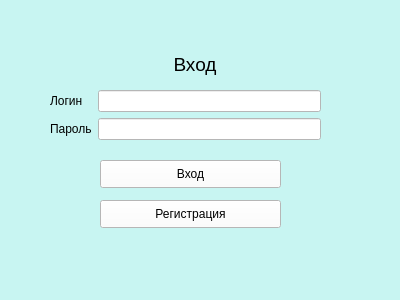
Above: venv/loginn.ui from LimonValya/pythonProject1 before the change. Below: the same form after it.
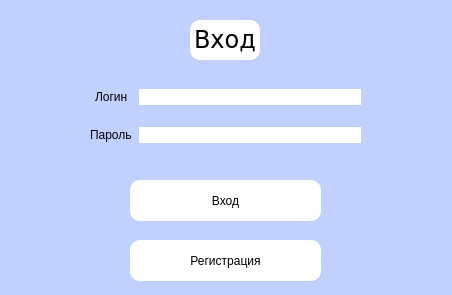
That is the form after the change. Icons and pictures are not drawn.

The edit to the form file:
```diff
--- a/venv/loginn.ui
+++ b/venv/loginn.ui
@@ -6,10 +6,16 @@
    <rect>
     <x>0</x>
     <y>0</y>
-    <width>400</width>
-    <height>300</height>
+    <width>452</width>
+    <height>295</height>
    </rect>
   </property>
+  <property name="maximumSize">
+   <size>
+    <width>460</width>
+    <height>320</height>
+   </size>
+  </property>
   <property name="windowTitle">
    <string>Form</string>
   </property>
@@ -18,20 +24,23 @@
     <normaloff>../../../Desktop/free-icon-heartbeat-2791163.png</normaloff>../../../Desktop/free-icon-heartbeat-2791163.png</iconset>
   </property>
   <property name="styleSheet">
-   <string notr="true">background-color: rgb(200, 245, 242);</string>
+   <string notr="true">background-color:rgb(192, 209, 255);</string>
   </property>
   <widget class="QPushButton" name="pushButton_2">
    <property name="geometry">
     <rect>
-     <x>100</x>
-     <y>200</y>
-     <width>181</width>
-     <height>28</height>
+     <x>130</x>
+     <y>240</y>
+     <width>191</width>
+     <height>41</height>
     </rect>
    </property>
    <property name="styleSheet">
     <string notr="true">background-color: rgb(255, 255, 255);
-font: 12pt &quot;MS Shell Dlg 2&quot;;</string>
+font: 14pt &quot;MS Shell Dlg 2&quot;;
+border-width: 50px; 
+border-radius: 10px; 
+</string>
    </property>
    <property name="text">
     <string>Регистрация</string>
@@ -40,18 +49,33 @@
   <widget class="QWidget" name="formLayoutWidget">
    <property name="geometry">
     <rect>
-     <x>50</x>
-     <y>90</y>
+     <x>90</x>
+     <y>60</y>
      <width>271</width>
-     <height>61</height>
+     <height>111</height>
     </rect>
    </property>
    <layout class="QFormLayout" name="formLayout">
+    <property name="sizeConstraint">
+     <enum>QLayout::SetDefaultConstraint</enum>
+    </property>
+    <property name="labelAlignment">
+     <set>Qt::AlignHCenter|Qt::AlignTop</set>
+    </property>
+    <property name="formAlignment">
+     <set>Qt::AlignCenter</set>
+    </property>
+    <property name="horizontalSpacing">
+     <number>7</number>
+    </property>
+    <property name="verticalSpacing">
+     <number>22</number>
+    </property>
     <item row="0" column="0">
      <widget class="QLabel" name="label_4">
       <property name="styleSheet">
-       <string notr="true">background-color: rgb(200, 245, 242);
-font: 10pt &quot;MS Shell Dlg 2&quot;</string>
+       <string notr="true">background-color:rgb(192, 209, 255);
+font: 14pt &quot;Verdana&quot;;</string>
       </property>
       <property name="text">
        <string>Логин</string>
@@ -61,8 +85,8 @@
     <item row="1" column="0">
      <widget class="QLabel" name="label_5">
       <property name="styleSheet">
-       <string notr="true">background-color: rgb(200, 245, 242);
-font: 10pt &quot;MS Shell Dlg 2&quot;</string>
+       <string notr="true">background-color:rgb(192, 209, 255);
+font: 14pt &quot;Verdana&quot;;</string>
       </property>
       <property name="text">
        <string>Пароль</string>
@@ -78,14 +102,22 @@
        </sizepolicy>
       </property>
       <property name="styleSheet">
-       <string notr="true">background-color:rgb(255, 255, 255)</string>
+       <string notr="true">background: rgb(0,0,0);
+background-color: rgb(255,255,255);
+border-width: 40px; 
+border-radius: 9px; 
+font: 14pt &quot;Verdana&quot;;
+</string>
       </property>
      </widget>
     </item>
     <item row="1" column="1">
      <widget class="QLineEdit" name="lineEdit_2">
       <property name="styleSheet">
-       <string notr="true">background-color:rgb(255, 255, 255)</string>
+       <string notr="true">background-color:rgb(255, 255, 255);
+border-width: 40px; 
+border-radius: 9px; 
+font: 14pt &quot;Verdana&quot;;</string>
       </property>
      </widget>
     </item>
@@ -94,15 +126,17 @@
   <widget class="QPushButton" name="pushButton">
    <property name="geometry">
     <rect>
-     <x>100</x>
-     <y>160</y>
-     <width>181</width>
-     <height>28</height>
+     <x>130</x>
+     <y>180</y>
+     <width>191</width>
+     <height>41</height>
     </rect>
    </property>
    <property name="styleSheet">
     <string notr="true">background-color: rgb(255, 255, 255);
-font: 12pt &quot;MS Shell Dlg 2&quot;;</string>
+font: 14pt &quot;MS Shell Dlg 2&quot;;
+border-width: 50px; 
+border-radius: 10px; </string>
    </property>
    <property name="text">
     <string>Вход</string>
@@ -114,10 +148,10 @@
    </property>
    <property name="geometry">
     <rect>
-     <x>160</x>
-     <y>50</y>
+     <x>190</x>
+     <y>20</y>
      <width>70</width>
-     <height>30</height>
+     <height>40</height>
     </rect>
    </property>
    <property name="sizePolicy">
@@ -135,7 +169,7 @@
    <property name="maximumSize">
     <size>
      <width>70</width>
-     <height>30</height>
+     <height>40</height>
     </size>
    </property>
    <property name="baseSize">
@@ -146,8 +180,8 @@
    </property>
    <property name="font">
     <font>
-     <family>MS Shell Dlg 2</family>
-     <pointsize>14</pointsize>
+     <family>Verdana</family>
+     <pointsize>18</pointsize>
      <weight>50</weight>
      <italic>false</italic>
      <bold>false</bold>
@@ -155,13 +189,21 @@
     </font>
    </property>
    <property name="styleSheet">
-    <string notr="true">background-color: rgb(200, 245, 242);
-font: 8pt &quot;MS Shell Dlg 2&quot;;
-font: 14pt &quot;MS Shell Dlg 2&quot;</string>
+    <string notr="true">background-color: rgb(255,255,255);
+font: 18pt &quot;Verdana&quot;;
+
+border-width: 50px; 
+border-radius: 10px; </string>
    </property>
    <property name="text">
     <string>&lt;html&gt;&lt;head/&gt;&lt;body&gt;&lt;p align=&quot;center&quot;&gt;Вход&lt;/p&gt;&lt;/body&gt;&lt;/html&gt;</string>
    </property>
+   <property name="alignment">
+    <set>Qt::AlignCenter</set>
+   </property>
+   <property name="indent">
+    <number>-1</number>
+   </property>
   </widget>
  </widget>
  <resources/>
```
Left out of the diff: 8 changed lines with no effect on the pictures.
